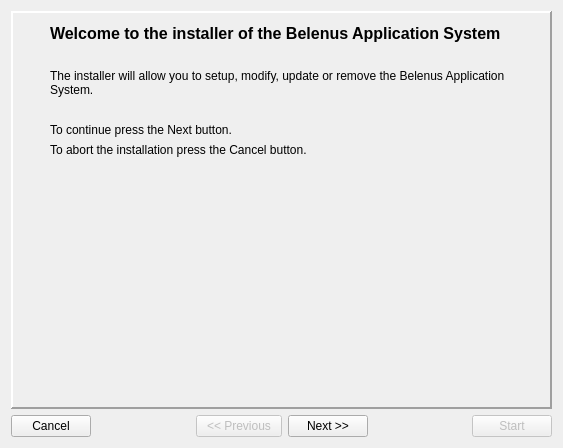
tbikfalvi/Belenus, file install/dlgMain.ui: the form before one commit.
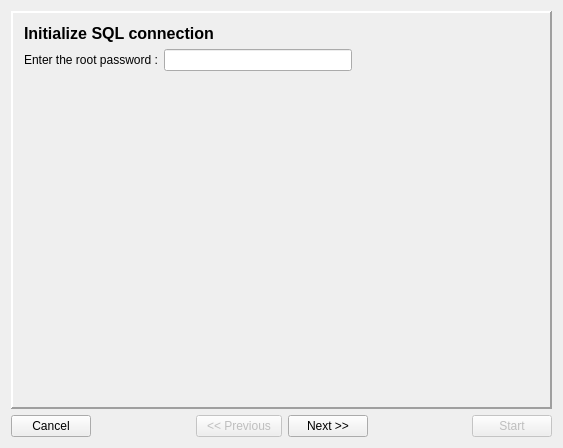
The form after the commit. Icons and pictures are not drawn.

```diff
--- a/install/dlgMain.ui
+++ b/install/dlgMain.ui
@@ -34,7 +34,7 @@
       <number>2</number>
      </property>
      <property name="currentIndex">
-      <number>0</number>
+      <number>4</number>
      </property>
      <widget class="QWidget" name="pageStart">
       <layout class="QHBoxLayout" name="horizontalLayout_2">
@@ -72,7 +72,7 @@
         </layout>
        </item>
        <item>
-        <layout class="QVBoxLayout" name="verticalLayout" stretch="0,0,0,0,0,0,0,0">
+        <layout class="QVBoxLayout" name="verticalLayout" stretch="0,0,0,0,0,0,0,0,0,0,0">
          <item>
           <widget class="QLabel" name="lblTitle0">
            <property name="font">
@@ -121,6 +121,52 @@
            </property>
           </widget>
          </item>
+         <item>
+          <spacer name="verticalSpacer_19">
+           <property name="orientation">
+            <enum>Qt::Vertical</enum>
+           </property>
+           <property name="sizeType">
+            <enum>QSizePolicy::Fixed</enum>
+           </property>
+           <property name="sizeHint" stdset="0">
+            <size>
+             <width>20</width>
+             <height>20</height>
+            </size>
+           </property>
+          </spacer>
+         </item>
+         <item>
+          <widget class="QLabel" name="label">
+           <property name="text">
+            <string>Select language for the application</string>
+           </property>
+          </widget>
+         </item>
+         <item>
+          <layout class="QHBoxLayout" name="horizontalLayout_22">
+           <property name="bottomMargin">
+            <number>0</number>
+           </property>
+           <item>
+            <widget class="QComboBox" name="cmbLanguage"/>
+           </item>
+           <item>
+            <spacer name="horizontalSpacer_29">
+             <property name="orientation">
+              <enum>Qt::Horizontal</enum>
+             </property>
+             <property name="sizeHint" stdset="0">
+              <size>
+               <width>40</width>
+               <height>20</height>
+              </size>
+             </property>
+            </spacer>
+           </item>
+          </layout>
+         </item>
          <item>
           <spacer name="verticalSpacer_2">
            <property name="orientation">
@@ -1028,6 +1074,64 @@
        </item>
       </layout>
      </widget>
+     <widget class="QWidget" name="pageInitializeSQL">
+      <layout class="QVBoxLayout" name="verticalLayout_14">
+       <item>
+        <widget class="QLabel" name="lblTitleInitSQL">
+         <property name="font">
+          <font>
+           <pointsize>12</pointsize>
+           <weight>75</weight>
+           <bold>true</bold>
+          </font>
+         </property>
+         <property name="text">
+          <string>Initialize SQL connection</string>
+         </property>
+        </widget>
+       </item>
+       <item>
+        <layout class="QHBoxLayout" name="horizontalLayout_21">
+         <item>
+          <widget class="QLabel" name="lblText4_1">
+           <property name="text">
+            <string>Enter the root password :</string>
+           </property>
+          </widget>
+         </item>
+         <item>
+          <widget class="QLineEdit" name="ledSQLRootPsw"/>
+         </item>
+         <item>
+          <spacer name="horizontalSpacer_22">
+           <property name="orientation">
+            <enum>Qt::Horizontal</enum>
+           </property>
+           <property name="sizeHint" stdset="0">
+            <size>
+             <width>40</width>
+             <height>20</height>
+            </size>
+           </property>
+          </spacer>
+         </item>
+        </layout>
+       </item>
+       <item>
+        <spacer name="verticalSpacer_18">
+         <property name="orientation">
+          <enum>Qt::Vertical</enum>
+         </property>
+         <property name="sizeHint" stdset="0">
+          <size>
+           <width>20</width>
+           <height>321</height>
+          </size>
+         </property>
+        </spacer>
+       </item>
+      </layout>
+     </widget>
      <widget class="QWidget" name="pageInstallHardware">
       <layout class="QVBoxLayout" name="verticalLayout_7">
        <item>
```
Left out of the diff: 33 changed lines with no effect on the pictures.
